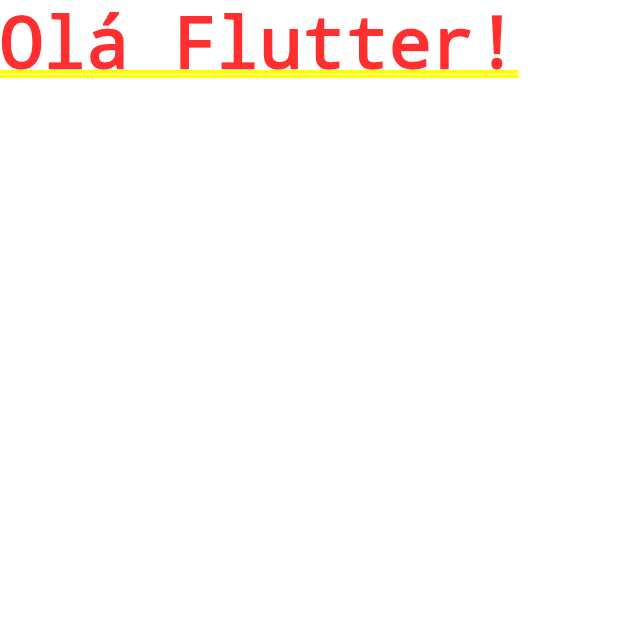
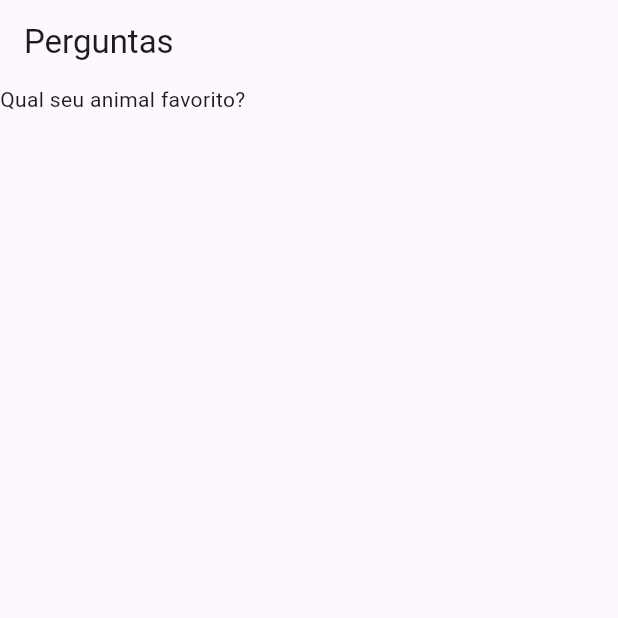
Before and after one commit to DaviFerreira0106/FlutterProjects, a Flutter app: the screen it shows after launch, on a phone screen of 412 x 824 dp, the top half of it. Run offline on Flutter 3.47's test engine with Material 3 defaults, Android fonts, the phone set to English and light mode, and no system bars.

Commit message:
Projeto_perguntas_oo

```diff
--- /dev/null
+++ b/aplicativos/projeto_perguntas_oo/lib/controller/perguntaController.dart
@@ -0,0 +1,40 @@
+import 'package:flutter/material.dart';
+
+class PerguntaAppOO extends StatelessWidget {
+  final List<Map<String, Object>> _perguntas = const [
+    {
+      'texto': 'Qual sua cor favorita?',
+      'resposta': ['Amarela', 'Azul', 'Vermelha', 'Roxa'],
+    },
+    {
+      'texto': 'Qual seu animal favorito?',
+      'resposta': ['Leão', 'Tigre', 'Rinoceronte', 'Macaco']
+    },
+    {
+      'texto': 'Qual seu instrutor favorite?',
+      'resposta': ['Mariana', 'Laura', 'Elenita', 'Carlito']
+    },
+  ];
+
+  int? _perguntaSelecionada =1;
+
+  PerguntaAppOO({super.key});
+
+  final String Function(Map) _pegarPerguntas = (perguntaMap) => perguntaMap['texto'];
+
+
+  @override
+  Widget build(BuildContext context) {
+    return MaterialApp(
+      home: Scaffold(
+          appBar: AppBar(
+            title: Text("Perguntas"),
+          ),
+          body: Column(
+            children: [
+              Text(_perguntas.map(_pegarPerguntas).elementAt(_perguntaSelecionada!))
+            ],
+          )),
+    );
+  }
+}
--- a/aplicativos/projeto_perguntas_oo/lib/main.dart
+++ b/aplicativos/projeto_perguntas_oo/lib/main.dart
@@ -1,12 +1,6 @@
 import 'package:flutter/material.dart';
 
+import 'controller/perguntaController.dart';
+
+
 void main() => runApp(PerguntaAppOO());
-
-class PerguntaAppOO extends StatelessWidget {
-  @override
-  Widget build(BuildContext context) {
-    return MaterialApp(
-      home: Text('Olá Flutter!'),
-    );
-  }
-}
```
Also changed, not shown: 1 other file.
